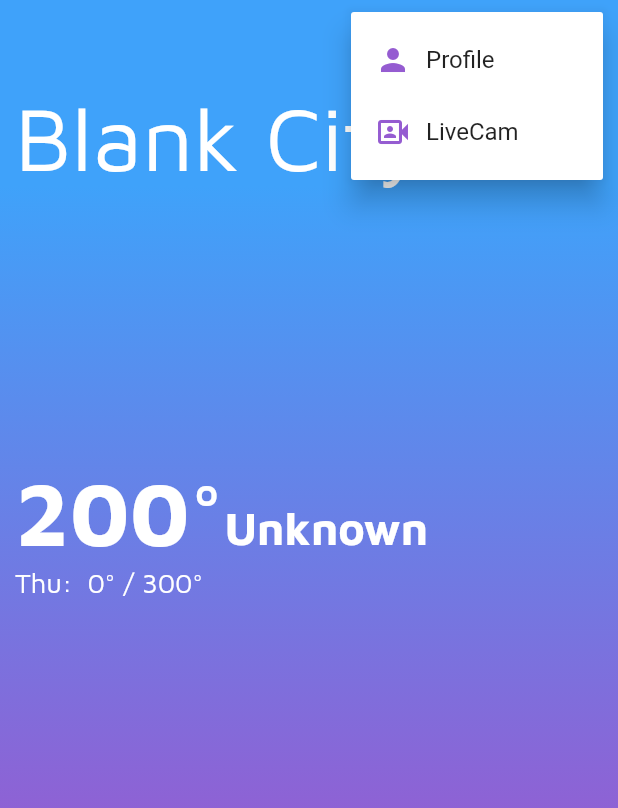
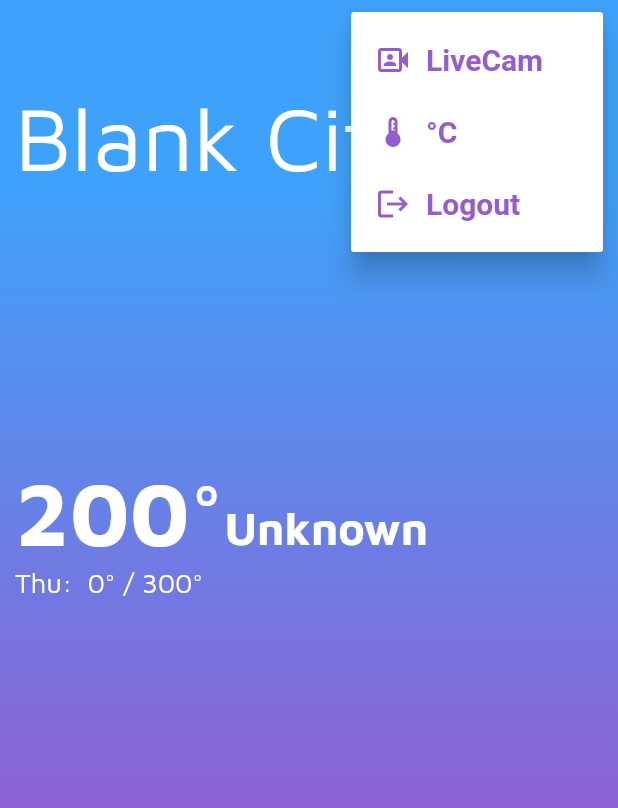
Before and after one commit to ResidentTenko/Weather_Cam_Capstone, a Flutter app: the HomePage screen opened by its route, after a tap on the "more vert" icon, on a phone screen of 412 x 824 dp. Shown: the top 808 px of the screen. Run offline on Flutter 3.47's test engine with Material 2 defaults, Android fonts, the phone set to English and light mode, and no system bars; our stand-ins replace bloc, cloud_firestore, equatable, firebase_auth, firebase_core, flutter_bloc and 4 more; missing offline and left inert: flutter_inappwebview; accounts and stored records are empty.

Commit message:
Rijad Changes Done

```diff
--- /dev/null
+++ b/weather_cam/lib/blocs/temp_settings/temp_settings_state.dart
@@ -0,0 +1,29 @@
+part of 'temp_settings_cubit.dart';
+
+enum TempUnit { fahrenheit, celsius }
+
+class TempSettingsState extends Equatable {
+  final TempUnit tempUnit;
+
+  const TempSettingsState({
+    this.tempUnit = TempUnit.fahrenheit,
+  });
+
+  factory TempSettingsState.initial() {
+    return const TempSettingsState();
+  }
+
+  @override
+  List<Object> get props => [tempUnit];
+
+  @override
+  String toString() => 'TempSettingsState(tempUnit: $tempUnit)';
+
+  TempSettingsState copyWith({
+    TempUnit? tempUnit,
+  }) {
+    return TempSettingsState(
+      tempUnit: tempUnit ?? this.tempUnit,
+    );
+  }
+}
--- a/weather_cam/lib/main.dart
+++ b/weather_cam/lib/main.dart
@@ -8,10 +8,10 @@ import 'package:flutter_application/blocs/profile/profile_cubit.dart';
 import 'package:flutter_application/blocs/search/search_bloc.dart';
 import 'package:flutter_application/blocs/signin/signin_cubit.dart';
 import 'package:flutter_application/blocs/signup/signup_cubit.dart';
+import 'package:flutter_application/blocs/temp_settings/temp_settings_cubit.dart';
 import 'package:flutter_application/blocs/weather/weather_bloc.dart';
 import 'package:flutter_application/firebase_options.dart';
 import 'package:flutter_application/pages/home_page.dart';
-import 'package:flutter_application/pages/profile_page.dart';
 import 'package:flutter_application/pages/signin_page.dart';
 import 'package:flutter_application/pages/signup_page.dart';
 import 'package:flutter_application/pages/splash_page.dart';
@@ -100,6 +100,9 @@ class MyApp extends StatelessWidget {
                   context.read<ApiWeatherRepository>().apiWeatherServices,
             ),
           ),
+          BlocProvider<TempSettingsCubit>(
+            create: (context) => TempSettingsCubit(),
+          ),
         ],
         child: MaterialApp(
           title: 'FireBase Auth',
@@ -111,7 +114,6 @@ class MyApp extends StatelessWidget {
           routes: {
             SignupPage.routeName: (context) => const SignupPage(),
             SigninPage.routeName: (context) => const SigninPage(),
-            ProfilePage.routeName: (context) => const ProfilePage(),
             HomePage.routeName: (context) => const HomePage(),
           },
         ),
--- a/weather_cam/lib/pages/home_page.dart
+++ b/weather_cam/lib/pages/home_page.dart
@@ -1,10 +1,10 @@
 import 'package:flutter/material.dart';
+import 'package:flutter_application/blocs/temp_settings/temp_settings_cubit.dart';
 import 'package:flutter_application/blocs/weather/weather_bloc.dart';
 import 'package:flutter_application/widgets/liveview_app_bar.dart';
 import 'package:flutter_application/widgets/three_days_forecast.dart';
 import 'package:flutter_bloc/flutter_bloc.dart';
 import 'package:intl/intl.dart';
-
 
 class HomePage extends StatefulWidget {
   static const String routeName = '/home';
@@ -18,48 +18,42 @@ class _HomePageState extends State<HomePage> {
   @override
   void initState() {
     super.initState();
+    context.read<WeatherBloc>().add(FetchWeatherFromLocationEvent());
+  }
 
-    // Check if the storage is empty
-    // final isStorageEmpty = await HydratedBlocStorage.getInstance().isEmpty;
-
-    // read the context from Location Bloc gotten from Bloc Provider in main
-    // call the add event of that Location Bloc
-    context.read<WeatherBloc>().add(FetchWeatherFromLocationEvent());
+  double convertTemperature(double temp, TempUnit unit) {
+    if (unit == TempUnit.celsius) {
+      return (temp - 32) * 5 / 9;
+    }
+    return temp;
   }
 
   @override
   Widget build(BuildContext context) {
     Size size = MediaQuery.of(context).size;
-    return Container(
+    return WillPopScope(
+      onWillPop: () async => false,
+      child: GestureDetector(
+        onTap: () => FocusScope.of(context).unfocus(),
+        child: Container(
           height: size.height,
           width: size.width,
           decoration: const BoxDecoration(
             gradient: LinearGradient(
-          colors: [
-            Color(0xff955cd1),
-            Color(
-              0xff3fa2fa,
-            ),
-          ],
+              colors: [Color(0xff955cd1), Color(0xff3fa2fa)],
               begin: Alignment.bottomCenter,
               end: Alignment.topCenter,
-          stops: [
-            0.3,
-            0.85,
-          ],
+              stops: [0.3, 0.85],
             ),
           ),
           child: BlocBuilder<WeatherBloc, WeatherState>(
             builder: (context, state) {
               if (state.status == WeatherStatus.loading ||
                   state.status == WeatherStatus.initial) {
-            return const Center(
-              // Show loading indicator when status is not loaded or error
-              child: CircularProgressIndicator(),
-            );
-          }
-          // else if weather status loads successfully build the app using the widgets below
-          else {
+                return const Center(child: CircularProgressIndicator());
+              } else {
+                final tempUnit =
+                    context.watch<TempSettingsCubit>().state.tempUnit;
                 return Scaffold(
                   backgroundColor: Colors.transparent,
                   appBar: const LiveViewAppBar(),
@@ -68,9 +62,7 @@ class _HomePageState extends State<HomePage> {
                       crossAxisAlignment: CrossAxisAlignment.start,
                       children: [
                         Padding(
-                      padding: const EdgeInsets.only(
-                        left: 10.0,
-                      ),
+                          padding: const EdgeInsets.only(left: 10.0),
                           child: Text(
                             state.weather.name,
                             style: const TextStyle(
@@ -80,17 +72,13 @@ class _HomePageState extends State<HomePage> {
                             ),
                           ),
                         ),
-                    const SizedBox(
-                      height: 180,
-                    ),
+                        const SizedBox(height: 180),
                         Row(
                           children: [
                             Padding(
-                          padding: const EdgeInsets.only(
-                            left: 10.0,
-                          ),
+                              padding: const EdgeInsets.only(left: 10.0),
                               child: Text(
-                            '${state.weather.temp.round()}°',
+                                '${convertTemperature(state.weather.temp, tempUnit).round()}°',
                                 style: const TextStyle(
                                   color: Colors.white,
                                   fontSize: 60,
@@ -134,7 +122,7 @@ class _HomePageState extends State<HomePage> {
                             Padding(
                               padding: const EdgeInsets.only(left: 10.0),
                               child: Text(
-                            '${state.weather.minTemp.round()}° / ${state.weather.maxTemp.round()}°',
+                                '${convertTemperature(state.weather.minTemp, tempUnit).round()}° / ${convertTemperature(state.weather.maxTemp, tempUnit).round()}°',
                                 style: const TextStyle(
                                   color: Colors.white,
                                   fontSize: 18,
@@ -144,24 +132,23 @@ class _HomePageState extends State<HomePage> {
                             ),
                           ],
                         ),
-                    const SizedBox(
-                      height: 20,
-                    ),
+                        const SizedBox(height: 20),
                         ListView.builder(
                           shrinkWrap: true,
                           scrollDirection: Axis.vertical,
                           itemCount: state.weather.forecast.length,
                           itemBuilder: (context, index) {
                             final forecast = state.weather.forecast[index];
-
                             return ThreeDaysForecast(
                               day: forecast.forecastDate,
                               imageUrl: 'https:${forecast.icon}',
-                          forcastMinTemp: '${forecast.minTemp.round()}°',
-                          forcastMaxTemp: '${forecast.maxTemp.round()}°'
+                              forcastMinTemp:
+                                  '${convertTemperature(forecast.minTemp, tempUnit).round()}°',
+                              forcastMaxTemp:
+                                  '${convertTemperature(forecast.maxTemp, tempUnit).round()}°',
                             );
                           },
-                    )
+                        ),
                       ],
                     ),
                   ),
@@ -169,6 +156,8 @@ class _HomePageState extends State<HomePage> {
               }
             },
           ),
+        ),
+      ),
     );
   }
 }
--- a/weather_cam/lib/widgets/liveview_app_bar.dart
+++ b/weather_cam/lib/widgets/liveview_app_bar.dart
@@ -1,6 +1,8 @@
 import 'package:flutter/material.dart';
+import 'package:flutter_application/blocs/auth/auth_bloc.dart';
+import 'package:flutter_application/blocs/temp_settings/temp_settings_cubit.dart';
 import 'package:flutter_application/pages/live_cam_select.dart';
-import 'package:flutter_application/pages/profile_page.dart';
+import 'package:flutter_bloc/flutter_bloc.dart';
 
 class LiveViewAppBar extends StatelessWidget implements PreferredSizeWidget {
   const LiveViewAppBar({super.key});
@@ -14,37 +16,75 @@ class LiveViewAppBar extends StatelessWidget implements PreferredSizeWidget {
       actions: [
         Padding(
           padding: const EdgeInsets.only(right: 10.0),
-          child: PopupMenuButton<int>(
-            icon: const Icon(Icons.more_vert, color: Colors.white, size: 35),
-            //to build the list of items Profile and LiveCam
+          child: Builder(
+            builder: (context) {
+              return PopupMenuButton<int>(
+                icon:
+                    const Icon(Icons.more_vert, color: Colors.white, size: 35),
                 itemBuilder: (context) => [
                   const PopupMenuItem(
                     value: 1,
                     child: Row(
                       children: [
-                    Icon(Icons.person, color: Color(0xff955cd1)),
+                        Icon(Icons.photo_camera_front,
+                            color: Color(0xff955cd1)),
                         SizedBox(width: 10),
-                    Text("Profile"),
+                        Text(
+                          "LiveCam",
+                          style: TextStyle(
+                              color: Color(0xff955cd1),
+                              fontSize: 20,
+                              fontWeight: FontWeight.bold),
+                        ),
+                      ],
+                    ),
+                  ),
+                  PopupMenuItem(
+                    value: 2,
+                    child: Row(
+                      children: [
+                        const Icon(Icons.thermostat, color: Color(0xff955cd1)),
+                        const SizedBox(width: 10),
+                        Text(
+                          context.read<TempSettingsCubit>().state.tempUnit ==
+                                  TempUnit.celsius
+                              ? "°F"
+                              : "°C",
+                          style: const TextStyle(
+                              color: Color(0xff955cd1),
+                              fontSize: 20,
+                              fontWeight: FontWeight.bold),
+                        ),
                       ],
                     ),
                   ),
                   const PopupMenuItem(
-                value: 2,
+                    value: 3,
                     child: Row(
                       children: [
-                    Icon(Icons.photo_camera_front, color: Color(0xff955cd1)),
+                        Icon(Icons.logout, color: Color(0xff955cd1)),
                         SizedBox(width: 10),
-                    Text("LiveCam"),
+                        Text(
+                          "Logout",
+                          style: TextStyle(
+                              color: Color(0xff955cd1),
+                              fontSize: 20,
+                              fontWeight: FontWeight.bold),
+                        ),
                       ],
                     ),
                   ),
                 ],
                 onSelected: (value) {
                   if (value == 1) {
-                _openProfilePage(context);
+                    _openLiveCamPage(context);
                   } else if (value == 2) {
-                _openLiveCamPage(context);
+                    context.read<TempSettingsCubit>().toggleTempUnit();
+                  } else if (value == 3) {
+                    context.read<AuthBloc>().add(SignoutRequestedEvent());
                   }
+                },
+              );
             },
           ),
         ),
@@ -61,16 +101,6 @@ class LiveViewAppBar extends StatelessWidget implements PreferredSizeWidget {
     );
   }
 
-  void _openProfilePage(BuildContext context) {
-    Navigator.push(
-      context,
-      MaterialPageRoute(
-        builder: (context) => const ProfilePage(),
-      ),
-    );
-  }
-
-  //prefersize of the widget default size of the app bar
   @override
   Size get preferredSize => const Size.fromHeight(kToolbarHeight);
 }
--- a/weather_cam/lib/widgets/three_days_forecast.dart
+++ b/weather_cam/lib/widgets/three_days_forecast.dart
@@ -44,6 +44,7 @@ class ThreeDaysForecast extends StatelessWidget {
           ],
         ),
         child: Row(
+          mainAxisAlignment: MainAxisAlignment.spaceAround,
           children: [
             Text(
               '${DateFormat('E').format(
--- a/weather_cam/pubspec.yaml
+++ b/weather_cam/pubspec.yaml
@@ -48,6 +48,8 @@ dependencies:
   intl: ^0.18.1
   flutter_inappwebview: ^5.7.2+3
   webview_flutter: ^4.2.4
+  google_sign_in: ^6.1.5
+  flutter_facebook_auth: ^4.3.1
 
 dev_dependencies:
   flutter_test:
@@ -72,7 +74,7 @@ flutter:
 
   # To add assets to your application, add an assets section, like this:
   assets:
-    - assets/images/sunny.png
+    - assets/images/
     - .env
 
   #   - images/a_dot_ham.jpeg
```
Also changed, not shown: weather_cam/lib/blocs/signin/signin_cubit.dart (+24 -0 lines), weather_cam/lib/blocs/temp_settings/temp_settings_cubit.dart (added, +16 -0 lines), weather_cam/lib/pages/profile_page.dart (deleted, +0 -252 lines), weather_cam/lib/pages/signin_page.dart (+19 -6 lines), weather_cam/assets/images/facebook.png (added), weather_cam/assets/images/gmail.png (added), weather_cam/assets/images/google.png (added), weather_cam/pubspec.lock. Lines whose indentation alone changed are shown as unchanged.
